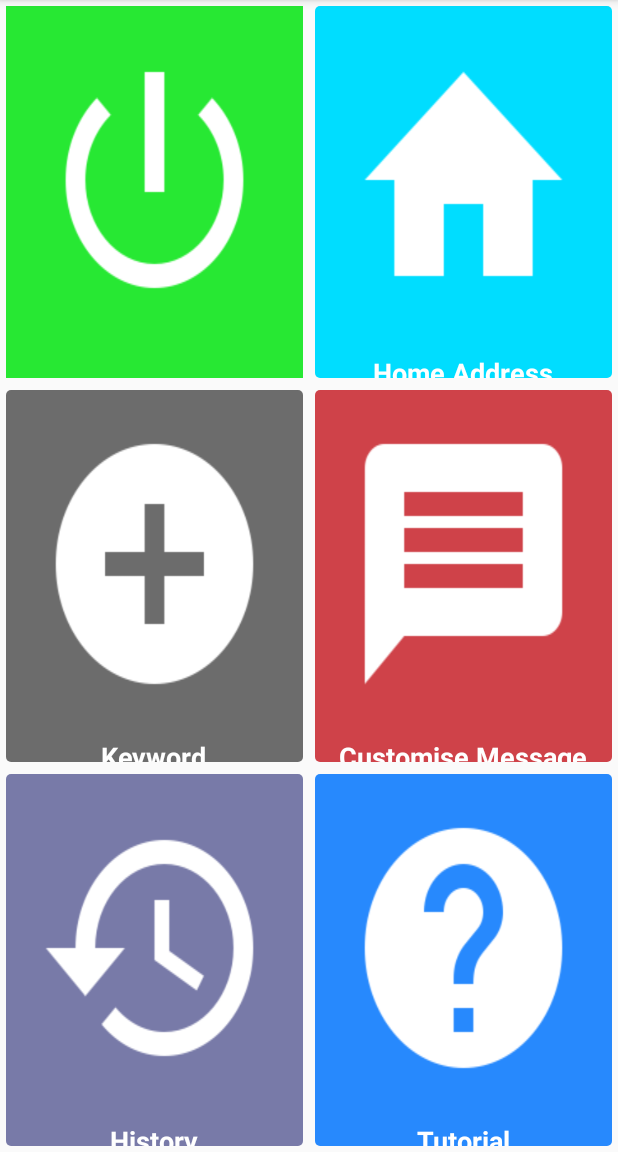
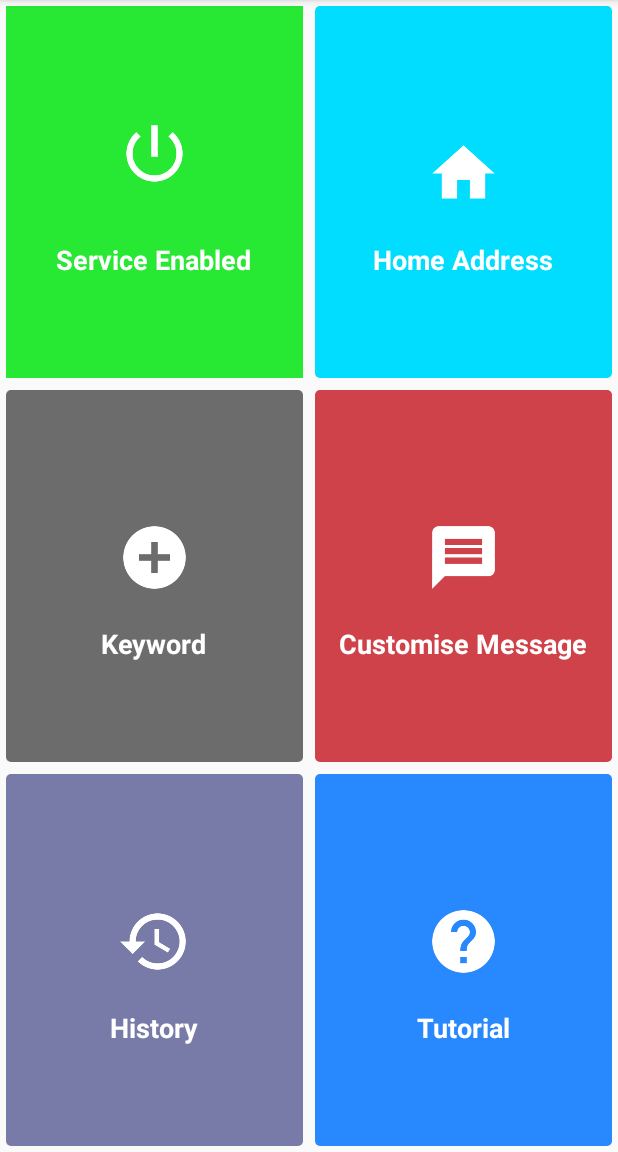
Before and after one commit to kumar7rk/FLASH-A, an Android app: the Design screen opened directly, with no data from a screen before it, on a phone screen of 412 x 824 dp, the part 84-1236 px from its top. Run offline under Robolectric (Android 15) with nearby library versions, the phone set to English and light mode, and no system bars; libraries missing offline, so code that uses them is left out: br.com.goncalves; pictures from the network do not load.

Commit message:
imageView width height changed from wrap_content to 90dp 90dp

```diff
--- a/app/src/main/res/layout/design.xml
+++ b/app/src/main/res/layout/design.xml
@@ -18,8 +18,8 @@
             style="@style/basic">
             <ImageView
                 android:id="@+id/serviceEnabled_iv"
-                android:layout_width="wrap_content"
-                android:layout_height="wrap_content"
+                android:layout_width="90dp"
+                android:layout_height="90dp"
                 android:src="@drawable/service_enabled"
                 style = "@style/basic_iv"/>
             <TextView
@@ -35,11 +35,12 @@
             android:layout_width="0dp"
             android:layout_height="match_parent"
             android:background="@drawable/rounded_shape_home_address"
+            android:tag="@string/home_address"
             style="@style/basic">
 
             <ImageView
-                android:layout_width="wrap_content"
-                android:layout_height="wrap_content"
+                android:layout_width="90dp"
+                android:layout_height="90dp"
                 android:src="@drawable/home_address"
                 style="@style/basic_iv"/>
             <TextView
@@ -62,8 +63,8 @@
             android:background="@drawable/rounded_shape_keyword"
             style="@style/basic">
             <ImageView
-                android:layout_width="wrap_content"
-                android:layout_height="wrap_content"
+                android:layout_width="90dp"
+                android:layout_height="90dp"
                 android:src="@drawable/keyword"
                 style = "@style/basic_iv"/>
             <TextView
@@ -80,8 +81,8 @@
             android:background="@drawable/rounded_shape_customise_message"
             style="@style/basic">
             <ImageView
-                android:layout_width="wrap_content"
-                android:layout_height="wrap_content"
+                android:layout_width="90dp"
+                android:layout_height="90dp"
                 android:src="@drawable/customise_message"
                 style = "@style/basic_iv"/>
             <TextView
@@ -105,8 +106,8 @@
             android:background="@drawable/rounded_shape_history"
             style="@style/basic">
             <ImageView
-                android:layout_width="wrap_content"
-                android:layout_height="wrap_content"
+                android:layout_width="90dp"
+                android:layout_height="90dp"
                 android:src="@drawable/history"
                 style = "@style/basic_iv"/>
             <TextView
@@ -123,8 +124,8 @@
             android:background="@drawable/rounded_shape_tutorial"
             style="@style/basic">
             <ImageView
-                android:layout_width="wrap_content"
-                android:layout_height="wrap_content"
+                android:layout_width="90dp"
+                android:layout_height="90dp"
                 android:src="@drawable/tutorial"
                 style = "@style/basic_iv"/>
             <TextView
```
